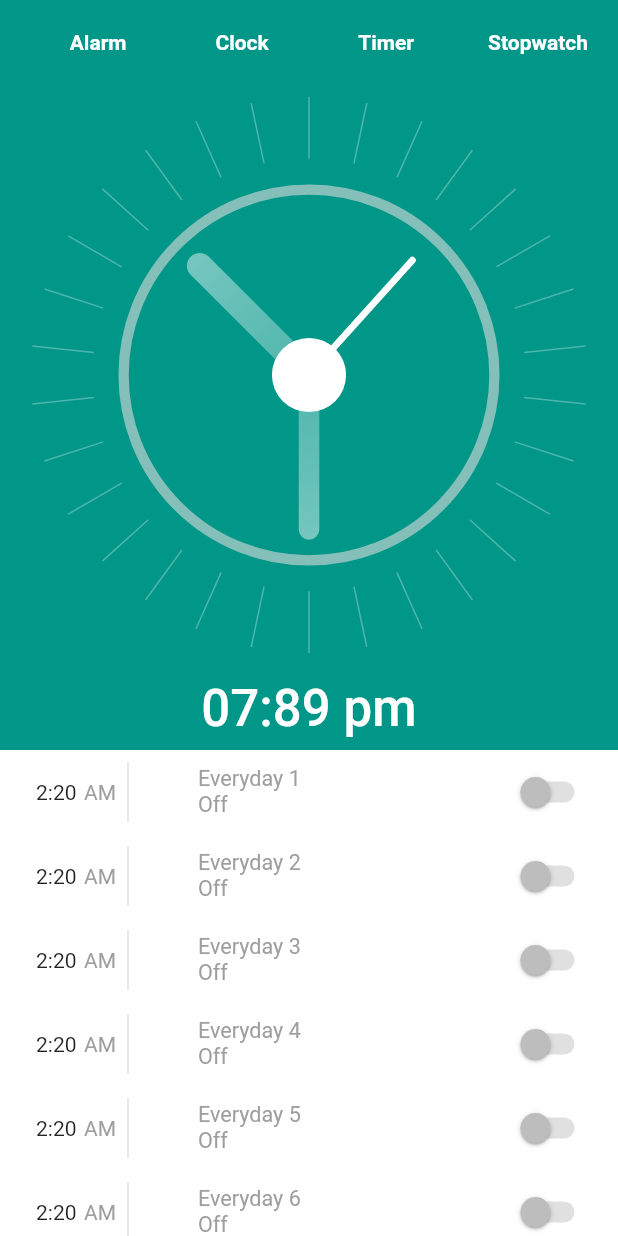
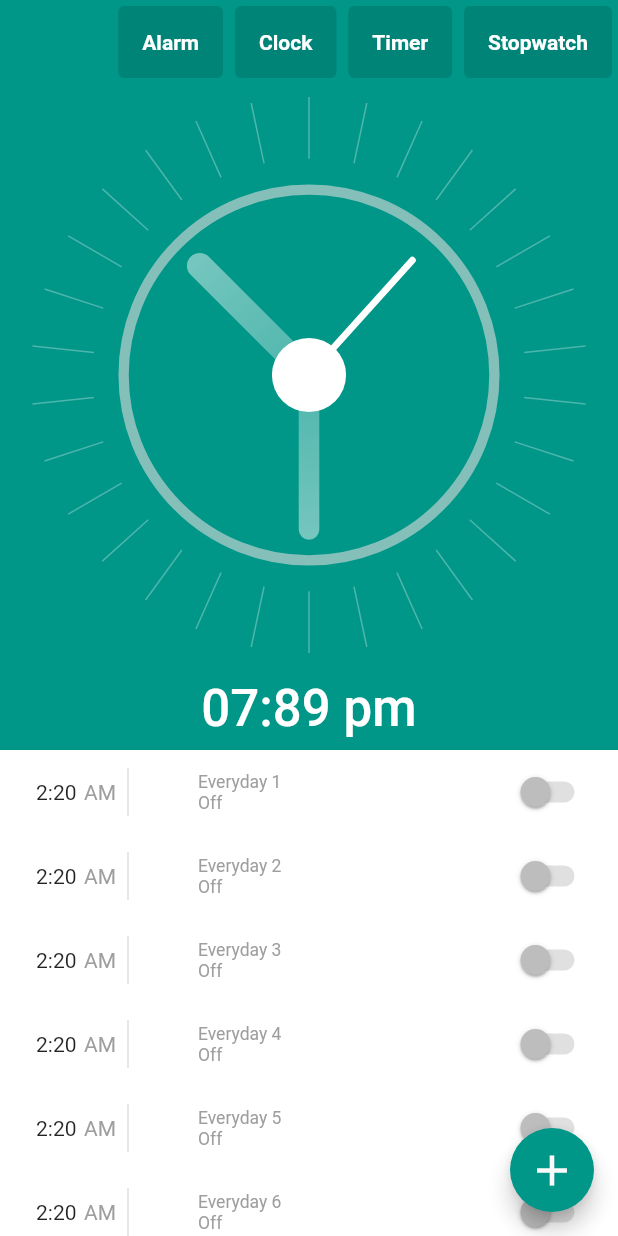
Before and after one commit to ZainNaqvi/Alarm-Flutter-App-SQFLITE, a Flutter app: the screen it shows after launch, on a phone screen of 412 x 824 dp. Run offline on Flutter 3.47's test engine with Material 2 defaults, Android fonts, the light colour scheme and no system bars; statements that could not run were skipped.

Commit message:
home screen is comp

```diff
--- a/lib/screens/home.dart
+++ b/lib/screens/home.dart
@@ -44,6 +44,7 @@ class HomeScreen extends StatelessWidget {
             delegate: SliverChildBuilderDelegate(
               (_, int index) {
                 return ListTile(
+                  dense: true,
                   leading: Container(
                     padding: EdgeInsets.all(8),
                     width: 100,
@@ -75,9 +76,11 @@ class HomeScreen extends StatelessWidget {
                             textScaleFactor: 0.9,
                             style: TextStyle(color: Colors.grey),
                           ),
-                          Text('Off',
-                              textScaleFactor: 0.9,
-                              style: TextStyle(color: Colors.grey)),
+                          Text(
+                            'Off',
+                            textScaleFactor: 0.9,
+                            style: TextStyle(color: Colors.grey),
+                          ),
                         ],
                       ),
                       Switch(value: false, onChanged: null),
@@ -85,10 +88,19 @@ class HomeScreen extends StatelessWidget {
                   ),
                 );
               },
-              childCount: 10,
+              childCount: 30,
             ),
           ),
         ],
+      ),
+      floatingActionButton: FloatingActionButton(
+        backgroundColor: Colors.teal,
+        onPressed: () {},
+        child: Icon(
+          Icons.add,
+          size: 34,
+          color: Colors.grey[50],
+        ),
       ),
     );
   }
@@ -96,7 +108,8 @@ class HomeScreen extends StatelessWidget {
   Padding appbarButtons({required String title}) {
     return Padding(
       padding: const EdgeInsets.all(4.0),
-      child: MaterialButton(
+      child: ElevatedButton(
+        style: ,
         onPressed: null,
         child: Text(
           title,
```
